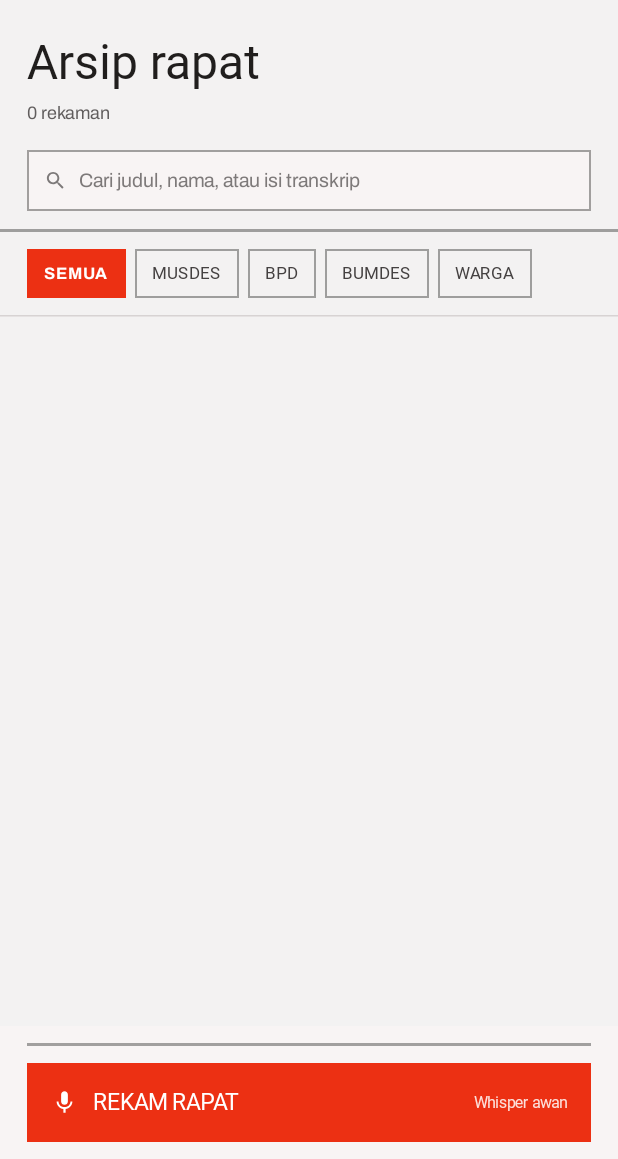
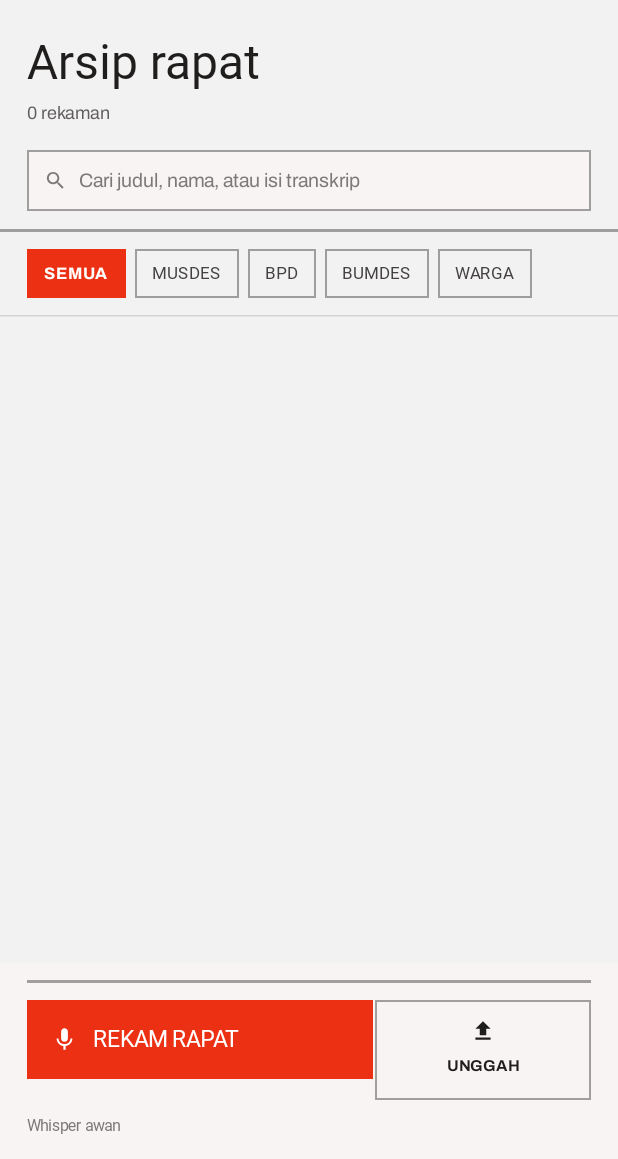
Before and after one commit to asadtales/inteldes-app, an Android app built with Jetpack Compose: the HomeScreen screen opened through its navigation route, on a phone screen of 412 x 824 dp, the part 77-1236 px from its top. Run offline under Robolectric (Android 15) with nearby library versions, the phone set to English and light mode, and no system bars; Roboto replaces fonts that are not available here; 1 statement that could not run was skipped.

Commit message:
Add audio file upload feature
Home now has a two-button bar (Rekam Rapat / Unggah) matching the
prototype's own 1B two-button pattern. Uploading picks a file via the
system document picker (no storage permission needed), copies it into
app storage with AudioFileImporter, reads real duration + MIME type via
MediaMetadataRetriever, then feeds it into the exact same
ProcessRecordingWorker pipeline a live recording uses.

Also threads the real MIME type through to WhisperCloudClient instead
of hardcoding audio/mp4, which would have mislabeled non-m4a uploads to
Deepgram. Extracted the title/kind prompt out of RecordScreen into a
shared RecordingDetailsDialog so both flows use it. Schema bump (new
audioMimeType column) uses fallbackToDestructiveMigration since this
app hasn't shipped yet.

```diff
--- a/app/src/main/java/com/inteldes/app/data/db/Entities.kt
+++ b/app/src/main/java/com/inteldes/app/data/db/Entities.kt
@@ -19,6 +19,7 @@ data class RecordingEntity(
     val createdAt: Long,
     val durationSec: Int,
     val audioFilePath: String?,
+    val audioMimeType: String = "audio/mp4",
     val status: RecordingStatus,
     val speakerCount: Int,
     val engine: WhisperEngine,
--- a/app/src/main/java/com/inteldes/app/data/db/IntelDesDatabase.kt
+++ b/app/src/main/java/com/inteldes/app/data/db/IntelDesDatabase.kt
@@ -35,7 +35,7 @@ abstract class IntelDesDatabase : RoomDatabase() {
                     context.applicationContext,
                     IntelDesDatabase::class.java,
                     "inteldes.db",
-                ).build().also { instance = it }
+                ).fallbackToDestructiveMigration(dropAllTables = true).build().also { instance = it }
             }
     }
 }
--- a/app/src/main/java/com/inteldes/app/data/db/Mappers.kt
+++ b/app/src/main/java/com/inteldes/app/data/db/Mappers.kt
@@ -10,7 +10,7 @@ import com.inteldes.app.data.model.TranscriptSegment
 
 fun RecordingEntity.toDomain() = Recording(
     id = id, title = title, kind = kind, createdAt = createdAt, durationSec = durationSec,
-    audioFilePath = audioFilePath, status = status, speakerCount = speakerCount, engine = engine,
+    audioFilePath = audioFilePath, audioMimeType = audioMimeType, status = status, speakerCount = speakerCount, engine = engine,
     summary = summary, provider = provider, errorMessage = errorMessage,
 )
 
--- a/app/src/main/java/com/inteldes/app/data/model/Domain.kt
+++ b/app/src/main/java/com/inteldes/app/data/model/Domain.kt
@@ -7,6 +7,7 @@ data class Recording(
     val createdAt: Long,
     val durationSec: Int,
     val audioFilePath: String?,
+    val audioMimeType: String,
     val status: RecordingStatus,
     val speakerCount: Int,
     val engine: WhisperEngine,
--- a/app/src/main/java/com/inteldes/app/data/network/WhisperCloudClient.kt
+++ b/app/src/main/java/com/inteldes/app/data/network/WhisperCloudClient.kt
@@ -22,7 +22,7 @@ data class TranscriptResult(val speakerCount: Int, val segments: List<Transcript
  */
 class WhisperCloudClient(private val apiKey: String) {
 
-    suspend fun transcribe(audioFile: File, languageCode: String = "id"): TranscriptResult =
+    suspend fun transcribe(audioFile: File, mimeType: String = "audio/mp4", languageCode: String = "id"): TranscriptResult =
         withContext(Dispatchers.IO) {
             val url = "https://api.deepgram.com/v1/listen".toHttpUrl()
                 .newBuilder()
@@ -34,7 +34,7 @@ class WhisperCloudClient(private val apiKey: String) {
                 .addQueryParameter("smart_format", "true")
                 .build()
 
-            val body = audioFile.asRequestBody("audio/mp4".toMediaType())
+            val body = audioFile.asRequestBody(mimeType.toMediaType())
             val request = Request.Builder()
                 .url(url)
                 .addHeader("Authorization", "Token $apiKey")
--- a/app/src/main/java/com/inteldes/app/data/repository/RecordingRepository.kt
+++ b/app/src/main/java/com/inteldes/app/data/repository/RecordingRepository.kt
@@ -76,14 +76,15 @@ class RecordingRepository(private val db: IntelDesDatabase) {
         kind: RecordingKind,
         durationSec: Int,
         audioFilePath: String?,
+        audioMimeType: String = "audio/mp4",
         engine: WhisperEngine,
     ): String {
         val id = UUID.randomUUID().toString()
         db.recordingDao().upsert(
             RecordingEntity(
                 id = id, title = title, kind = kind, createdAt = System.currentTimeMillis(),
-                durationSec = durationSec, audioFilePath = audioFilePath, status = RecordingStatus.RAW,
-                speakerCount = 0, engine = engine,
+                durationSec = durationSec, audioFilePath = audioFilePath, audioMimeType = audioMimeType,
+                status = RecordingStatus.RAW, speakerCount = 0, engine = engine,
             ),
         )
         return id
--- a/app/src/main/java/com/inteldes/app/data/work/ProcessRecordingWorker.kt
+++ b/app/src/main/java/com/inteldes/app/data/work/ProcessRecordingWorker.kt
@@ -53,7 +53,7 @@ class ProcessRecordingWorker(appContext: Context, params: WorkerParameters) : Co
             setProgress(workDataOf(KEY_STEP to ProcessingStep.TRANSCRIBE.name))
             val whisperKey = app.securePrefs.whisperCloudApiKey
                 ?: throw ApiException("API key transkripsi awan belum diatur. Buka Pengaturan.")
-            val transcriptResult = WhisperCloudClient(whisperKey).transcribe(audioFile)
+            val transcriptResult = WhisperCloudClient(whisperKey).transcribe(audioFile, recording.audioMimeType)
 
             setProgress(workDataOf(KEY_STEP to ProcessingStep.DIARIZE.name))
             repo.saveTranscript(recordingId, transcriptResult.speakerCount, transcriptResult.segments)
--- a/app/src/main/java/com/inteldes/app/navigation/AppNavGraph.kt
+++ b/app/src/main/java/com/inteldes/app/navigation/AppNavGraph.kt
@@ -35,6 +35,7 @@ fun AppNavGraph(app: IntelDesApp, navController: NavHostController = rememberNav
                 onOpenRecording = { id -> navController.navigate(Routes.Detail.of(id)) },
                 onRecord = { navController.navigate(Routes.Record.route) },
                 onSettings = { navController.navigate(Routes.Settings.route) },
+                onUploadReady = { id -> navController.navigate(Routes.Processing.of(id)) },
             )
         }
 
--- a/app/src/main/java/com/inteldes/app/ui/ViewModelFactory.kt
+++ b/app/src/main/java/com/inteldes/app/ui/ViewModelFactory.kt
@@ -15,7 +15,7 @@ class AppViewModelFactory(private val app: IntelDesApp) : ViewModelProvider.Fact
     @Suppress("UNCHECKED_CAST")
     override fun <T : ViewModel> create(modelClass: Class<T>, extras: CreationExtras): T = when {
         modelClass.isAssignableFrom(HomeViewModel::class.java) ->
-            HomeViewModel(app.repository) as T
+            HomeViewModel(app, app.repository, app.settingsStore) as T
         modelClass.isAssignableFrom(RecordViewModel::class.java) ->
             RecordViewModel(app, app.audioRecorder, app.repository, app.settingsStore) as T
         modelClass.isAssignableFrom(SettingsViewModel::class.java) ->
--- a/app/src/main/java/com/inteldes/app/ui/screens/home/HomeScreen.kt
+++ b/app/src/main/java/com/inteldes/app/ui/screens/home/HomeScreen.kt
@@ -20,6 +20,7 @@ import androidx.compose.foundation.lazy.LazyColumn
 import androidx.compose.foundation.lazy.items
 import androidx.compose.foundation.rememberScrollState
 import androidx.compose.material.icons.Icons
+import androidx.compose.material.icons.filled.FileUpload
 import androidx.compose.material.icons.filled.Mic
 import androidx.compose.material.icons.filled.Search
 import androidx.compose.material.icons.filled.Settings
@@ -28,6 +29,7 @@ import androidx.compose.material3.IconButton
 import androidx.compose.material3.MaterialTheme
 import androidx.compose.material3.Text
 import androidx.compose.runtime.Composable
+import androidx.compose.runtime.LaunchedEffect
 import androidx.compose.runtime.getValue
 import androidx.compose.ui.Alignment
 import androidx.compose.ui.Modifier
@@ -36,11 +38,14 @@ import androidx.compose.ui.text.font.FontWeight
 import androidx.compose.ui.text.style.TextOverflow
 import androidx.compose.ui.unit.dp
 import androidx.compose.ui.unit.sp
+import androidx.activity.compose.rememberLauncherForActivityResult
+import androidx.activity.result.contract.ActivityResultContracts
 import androidx.lifecycle.compose.collectAsStateWithLifecycle
 import androidx.lifecycle.viewmodel.compose.viewModel
 import com.inteldes.app.data.model.Recording
 import com.inteldes.app.data.model.RecordingStatus
 import com.inteldes.app.ui.components.Pill
+import com.inteldes.app.ui.components.RecordingDetailsDialog
 import com.inteldes.app.ui.theme.IdColor
 import com.inteldes.app.ui.util.formatDuration
 import com.inteldes.app.ui.util.formatRelativeDay
@@ -54,9 +59,18 @@ fun HomeScreen(
     onOpenRecording: (String) -> Unit,
     onRecord: () -> Unit,
     onSettings: () -> Unit,
+    onUploadReady: (String) -> Unit,
 ) {
     val vm: HomeViewModel = viewModel(factory = factory)
     val state by vm.uiState.collectAsStateWithLifecycle()
+
+    val filePicker = rememberLauncherForActivityResult(ActivityResultContracts.OpenDocument()) { uri ->
+        uri?.let { vm.onFilePicked(it) }
+    }
+
+    LaunchedEffect(Unit) {
+        vm.onUploadProcessed.collect { id -> onUploadReady(id) }
+    }
 
     Column(modifier = Modifier.fillMaxSize().background(IdColor.Bg)) {
         Column(
@@ -155,10 +169,14 @@ fun HomeScreen(
 
         Column(modifier = Modifier.background(IdColor.Neutral100).padding(horizontal = 18.dp, vertical = 11.dp)) {
             androidx.compose.material3.HorizontalDivider(thickness = 2.dp, color = IdColor.Divider, modifier = Modifier.padding(bottom = 11.dp))
+            if (state.uploadError != null) {
+                Text(state.uploadError!!, color = IdColor.Accent, fontSize = 11.5.sp, modifier = Modifier.padding(bottom = 8.dp))
+            }
+            Row {
                 Row(
                     verticalAlignment = Alignment.CenterVertically,
                     modifier = Modifier
-                    .fillMaxWidth()
+                        .weight(1.6f)
                         .clickable(onClick = onRecord)
                         .background(IdColor.Accent)
                         .padding(vertical = 15.dp, horizontal = 16.dp),
@@ -166,10 +184,38 @@ fun HomeScreen(
                     Icon(Icons.Filled.Mic, contentDescription = null, tint = IdColor.White, modifier = Modifier.size(18.dp))
                     Spacer(Modifier.width(10.dp))
                     Text("REKAM RAPAT", color = IdColor.White, fontWeight = FontWeight.ExtraBold, fontSize = 15.sp)
-                Spacer(Modifier.weight(1f))
-                Text(engineShortLabel, color = IdColor.White.copy(alpha = 0.85f), fontWeight = FontWeight.SemiBold, fontSize = 10.5.sp)
+                }
+                Spacer(Modifier.width(1.dp))
+                Column(
+                    modifier = Modifier
+                        .weight(1f)
+                        .hairline(IdColor.Divider)
+                        .clickable(enabled = !state.importing) { filePicker.launch(arrayOf("audio/*")) }
+                        .padding(vertical = 12.dp),
+                    horizontalAlignment = Alignment.CenterHorizontally,
+                ) {
+                    Icon(Icons.Filled.FileUpload, contentDescription = null, tint = IdColor.Text, modifier = Modifier.size(17.dp))
+                    Spacer(Modifier.height(3.dp))
+                    Text(
+                        if (state.importing) "MEMBACA…" else "UNGGAH",
+                        color = IdColor.Text,
+                        fontWeight = FontWeight.Bold,
+                        fontSize = 10.5.sp,
+                        letterSpacing = 0.5.sp,
+                    )
                 }
             }
+            Spacer(Modifier.height(6.dp))
+            Text(engineShortLabel, color = IdColor.Neutral600, fontWeight = FontWeight.SemiBold, fontSize = 10.5.sp)
+        }
+    }
+
+    state.pendingUpload?.let {
+        RecordingDetailsDialog(
+            dialogTitle = "Beri nama rekaman ini",
+            onDismiss = { vm.cancelPendingUpload() },
+            onConfirm = { title, kind -> vm.confirmUpload(title, kind) },
+        )
     }
 }
 
--- a/app/src/main/java/com/inteldes/app/ui/screens/home/HomeViewModel.kt
+++ b/app/src/main/java/com/inteldes/app/ui/screens/home/HomeViewModel.kt
@@ -1,16 +1,26 @@
 package com.inteldes.app.ui.screens.home
 
+import android.content.Context
+import android.net.Uri
 import androidx.lifecycle.ViewModel
 import androidx.lifecycle.viewModelScope
+import com.inteldes.app.data.audio.AudioFileImporter
+import com.inteldes.app.data.audio.ImportedAudio
 import com.inteldes.app.data.model.Recording
 import com.inteldes.app.data.model.RecordingKind
 import com.inteldes.app.data.model.RecordingStatus
+import com.inteldes.app.data.prefs.AppSettingsStore
 import com.inteldes.app.data.repository.RecordingRepository
+import com.inteldes.app.data.work.ProcessRecordingWorker
+import kotlinx.coroutines.channels.Channel
 import kotlinx.coroutines.flow.MutableStateFlow
 import kotlinx.coroutines.flow.SharingStarted
 import kotlinx.coroutines.flow.StateFlow
 import kotlinx.coroutines.flow.combine
+import kotlinx.coroutines.flow.first
+import kotlinx.coroutines.flow.receiveAsFlow
 import kotlinx.coroutines.flow.stateIn
+import kotlinx.coroutines.launch
 
 data class HomeUiState(
     val allCount: Int = 0,
@@ -18,15 +28,33 @@ data class HomeUiState(
     val visible: List<Recording> = emptyList(),
     val query: String = "",
     val filter: String = "Semua",
+    val pendingUpload: ImportedAudio? = null,
+    val importing: Boolean = false,
+    val uploadError: String? = null,
 )
 
-class HomeViewModel(repository: RecordingRepository) : ViewModel() {
+class HomeViewModel(
+    private val appContext: Context,
+    private val repository: RecordingRepository,
+    private val settingsStore: AppSettingsStore,
+) : ViewModel() {
     private val query = MutableStateFlow("")
     private val filter = MutableStateFlow("Semua")
+    private val pendingUpload = MutableStateFlow<ImportedAudio?>(null)
+    private val importing = MutableStateFlow(false)
+    private val uploadError = MutableStateFlow<String?>(null)
+
+    private val uploadReadyChannel = Channel<String>(Channel.BUFFERED)
+    val onUploadProcessed = uploadReadyChannel.receiveAsFlow()
 
     val filters = listOf("Semua", RecordingKind.MUSDES.label, RecordingKind.BPD.label, RecordingKind.BUMDES.label, RecordingKind.WARGA.label)
 
-    val uiState: StateFlow<HomeUiState> = combine(repository.observeRecordings(), query, filter) { recs, q, f ->
+    private data class Flags(val pending: ImportedAudio?, val importing: Boolean, val error: String?)
+
+    val uiState: StateFlow<HomeUiState> = combine(
+        combine(repository.observeRecordings(), query, filter) { recs, q, f -> Triple(recs, q, f) },
+        combine(pendingUpload, importing, uploadError) { p, i, e -> Flags(p, i, e) },
+    ) { (recs, q, f), flags ->
         val visible = recs.filter { r ->
             (f == "Semua" || r.kind.label == f) &&
                 (q.isBlank() || r.title.contains(q, ignoreCase = true) || (r.summary?.contains(q, ignoreCase = true) == true))
@@ -37,9 +65,45 @@ class HomeViewModel(repository: RecordingRepository) : ViewModel() {
             visible = visible,
             query = q,
             filter = f,
+            pendingUpload = flags.pending,
+            importing = flags.importing,
+            uploadError = flags.error,
         )
     }.stateIn(viewModelScope, SharingStarted.WhileSubscribed(5000), HomeUiState())
 
     fun setQuery(value: String) { query.value = value }
     fun setFilter(value: String) { filter.value = value }
+
+    fun onFilePicked(uri: Uri) {
+        viewModelScope.launch {
+            uploadError.value = null
+            importing.value = true
+            try {
+                pendingUpload.value = AudioFileImporter.import(appContext, uri)
+            } catch (e: Exception) {
+                uploadError.value = e.message ?: "Gagal membaca berkas audio."
+            } finally {
+                importing.value = false
+            }
+        }
+    }
+
+    fun cancelPendingUpload() {
+        pendingUpload.value?.file?.delete()
+        pendingUpload.value = null
+    }
+
+    fun confirmUpload(title: String, kind: RecordingKind) {
+        val audio = pendingUpload.value ?: return
+        pendingUpload.value = null
+        viewModelScope.launch {
+            val engine = settingsStore.settings.first().defaultEngine
+            val id = repository.createRecording(
+                title = title, kind = kind, durationSec = audio.durationSec,
+                audioFilePath = audio.file.absolutePath, audioMimeType = audio.mimeType, engine = engine,
+            )
+            ProcessRecordingWorker.enqueue(appContext, id)
+            uploadReadyChannel.send(id)
+        }
+    }
 }
```
Also changed, not shown: app/src/main/java/com/inteldes/app/data/audio/AudioFileImporter.kt (added, +47 -0 lines), app/src/main/java/com/inteldes/app/ui/components/RecordingDetailsDialog.kt (added, +91 -0 lines), app/src/main/java/com/inteldes/app/ui/screens/record/RecordScreen.kt (+2 -64 lines). Lines whose indentation alone changed are shown as unchanged.
